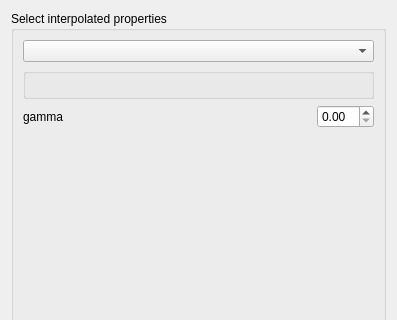
The window that ui/block_transform.ui (robertorolo/LPM-Geomod_Suite) describes before a commit, drawn with Qt 5; both pictures show x 0 to 397 and y 0 to 320 of the 397 by 621 pixel window.
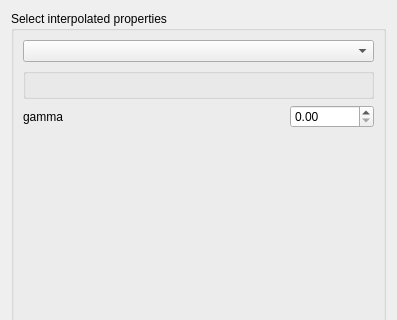
The same window after the commit. Custom widgets are drawn as their Qt base class.

Patch:
```diff
--- a/ui/block_transform.ui
+++ b/ui/block_transform.ui
@@ -80,6 +80,9 @@
           <verstretch>0</verstretch>
          </sizepolicy>
         </property>
+        <property name="maximum">
+         <double>99999999.000000000000000</double>
+        </property>
        </widget>
       </item>
      </layout>
```
